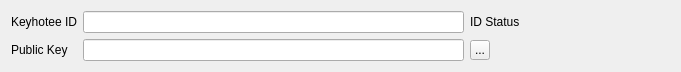
First picture: the form in AddressBook/keyhoteeidpubkeywidget.ui, repository InvictusInnovations/keyhotee, before the edit.
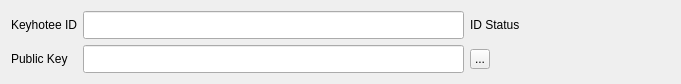
Second picture: the form after the edit. Icons and pictures are not drawn.

What changed in the file:
```diff
--- a/AddressBook/keyhoteeidpubkeywidget.ui
+++ b/AddressBook/keyhoteeidpubkeywidget.ui
@@ -7,7 +7,7 @@
     <x>0</x>
     <y>0</y>
     <width>681</width>
-    <height>64</height>
+    <height>71</height>
    </rect>
   </property>
   <property name="windowTitle">
@@ -22,7 +22,13 @@
     </widget>
    </item>
    <item row="0" column="1">
-    <widget class="QLineEdit" name="keyhotee_id"/>
+    <widget class="QLineEdit" name="keyhotee_id">
+     <property name="font">
+      <font>
+       <pointsize>13</pointsize>
+      </font>
+     </property>
+    </widget>
    </item>
    <item row="0" column="2">
     <widget class="QLabel" name="id_status">
@@ -51,7 +57,13 @@
     </widget>
    </item>
    <item row="1" column="1">
-    <widget class="QLineEdit" name="public_key"/>
+    <widget class="QLineEdit" name="public_key">
+     <property name="font">
+      <font>
+       <pointsize>13</pointsize>
+      </font>
+     </property>
+    </widget>
    </item>
    <item row="1" column="2">
     <widget class="QToolButton" name="public_key_to_clipboard">
```
